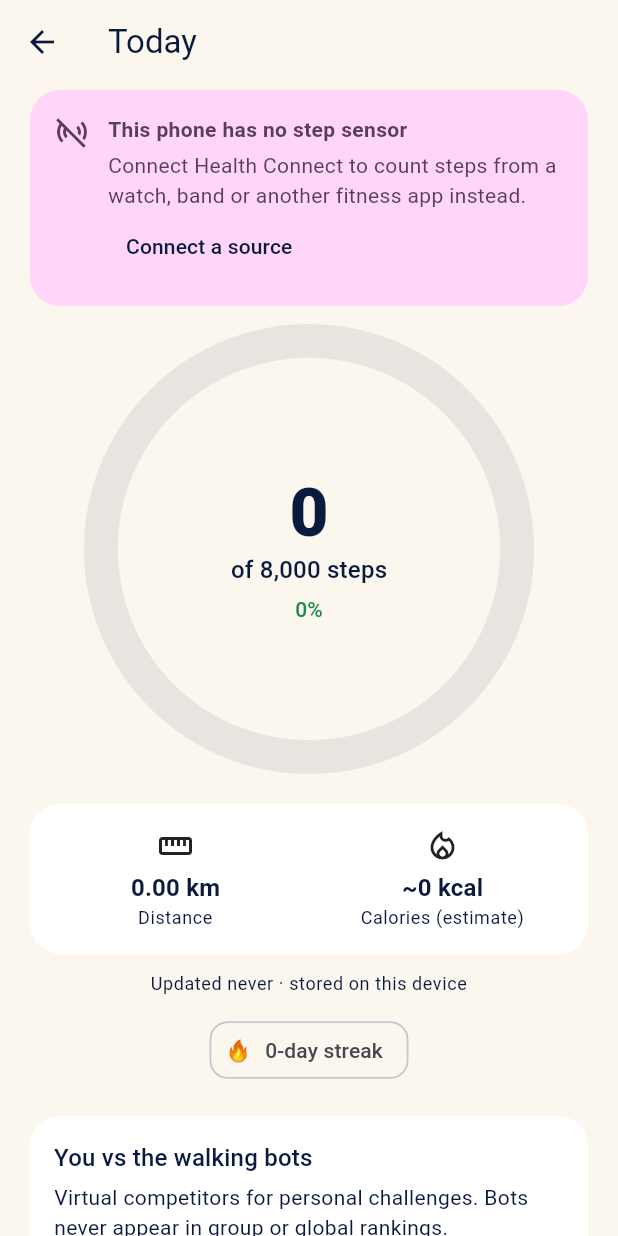
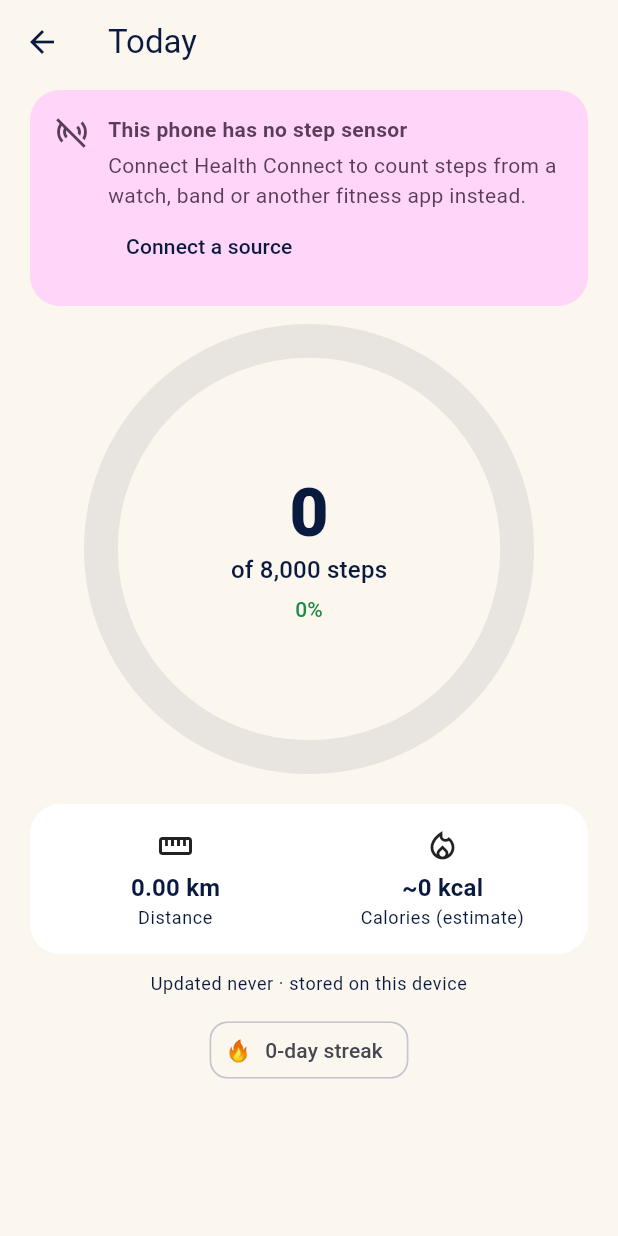
Before and after one commit to robertlangat/StrideMateStepCounter, a Flutter app: the TodayScreen screen opened directly, on a phone screen of 412 x 824 dp. Run offline on Flutter 3.47's test engine with Material 3 defaults, Android fonts, the phone set to English and light mode, and no system bars; our stand-ins replace connectivity_plus, fl_chart, flutter_timezone, google_mobile_ads, image_picker, package_info_plus and 5 more; missing offline and left inert: health, home_widget; accounts and stored records are empty.

Commit message:
Remove walking bots from the Today screen and Profile settings
Co-Authored-By: Claude Opus 5.5 <noreply@anthropic.com>
Claude-Session: https://claude.ai/code/session_0155jjVpiLpN6bgTKih9ThGs

```diff
--- a/lib/features/challenges/challenges_screen.dart
+++ b/lib/features/challenges/challenges_screen.dart
@@ -45,16 +45,12 @@ class _ChallengesScreenState extends State<ChallengesScreen> {
           child: ListTile(
             leading: const Text('🌍', style: TextStyle(fontSize: 28)),
             title: const Text('Country & global rankings'),
-            subtitle: const Text('Opt-in rankings of real walkers. Bots never appear here.'),
+            subtitle: const Text('Opt-in rankings of real walkers.'),
             trailing: const Icon(Icons.chevron_right),
             onTap: () => services.auth.signedIn
                 ? Navigator.of(context).push(MaterialPageRoute(builder: (_) => const GlobalRankingsScreen()))
                 : Navigator.of(context).push(MaterialPageRoute(builder: (_) => const AuthScreen())),
           ),
-        ),
-        const Padding(
-          padding: EdgeInsets.symmetric(horizontal: 16),
-          child: Text('Personal challenges against Chill Bot, Active Bot and Yesterday Bot are on the Today tab.'),
         ),
         const SizedBox(height: 8),
         if (!services.auth.signedIn)
--- a/lib/features/today/today_screen.dart
+++ b/lib/features/today/today_screen.dart
@@ -7,7 +7,6 @@ import 'package:permission_handler/permission_handler.dart';
 import '../../core/services.dart';
 import '../../data/sources/health_source.dart';
 import '../../data/sources/phone_source.dart';
-import '../../domain/bots.dart';
 import '../../domain/goals.dart';
 import '../profile/sources_screen.dart';
 import '../../widgets/common.dart';
@@ -83,8 +82,6 @@ class _TodayScreenState extends State<TodayScreen> {
                     ),
                   if (isRest) const Chip(avatar: Text('🛌'), label: Text('Rest Day — streak protected')),
                 ]),
-                const SizedBox(height: 16),
-                if (services.settings.showBots) _BotsCard(steps: steps),
               ],
             ),
           );
@@ -209,75 +206,3 @@ class _SyncLine extends StatelessWidget {
     return Text(text, textAlign: TextAlign.center, style: Theme.of(context).textTheme.bodySmall);
   }
 }
-
-class _BotsCard extends StatelessWidget {
-  const _BotsCard({required this.steps});
-  final int steps;
-
-  @override
-  Widget build(BuildContext context) {
-    final now = DateTime.now();
-    final enabled = services.settings.enabledBots;
-    final yesterday = yesterdayBotSteps(
-      nowLocal: now,
-      effectiveHourly: services.steps.recentEffectiveHourly,
-      trackingSince: DateTime.fromMillisecondsSinceEpoch(services.settings.trackingSinceMs),
-    );
-    final rows = <Widget>[];
-    for (final b in bots) {
-      if (!enabled.contains(b.kind.name)) continue;
-      final int? botSteps = switch (b.kind) {
-        BotKind.chill => chillBotSteps(now),
-        BotKind.active => activeBotSteps(now),
-        BotKind.yesterday => yesterday,
-      };
-      final diff = botSteps == null ? null : steps - botSteps;
-      rows.add(ListTile(
-        leading: Text(b.emoji, style: const TextStyle(fontSize: 28)),
-        title: Row(children: [
-          Text(b.name),
-          const SizedBox(width: 6),
-          const _BotTag(),
-        ]),
-        subtitle: Text(botSteps == null
-            ? 'Not enough history yet — check back tomorrow.'
-            : '${fmtInt(botSteps)} steps by now · ${b.description}'),
-        trailing: diff == null
-            ? null
-            : Text(diff >= 0 ? '+${fmtInt(diff)}' : fmtInt(diff),
-                style: TextStyle(
-                  fontWeight: FontWeight.w700,
-                  color: diff >= 0 ? Theme.of(context).colorScheme.secondary : Theme.of(context).colorScheme.error,
-                )),
-      ));
-    }
-    if (rows.isEmpty) return const SizedBox.shrink();
-    return Card(
-      child: Column(crossAxisAlignment: CrossAxisAlignment.start, children: [
-        Padding(
-          padding: const EdgeInsets.fromLTRB(16, 16, 16, 0),
-          child: Text('You vs the walking bots', style: Theme.of(context).textTheme.titleMedium),
-        ),
-        const Padding(
-          padding: EdgeInsets.fromLTRB(16, 4, 16, 0),
-          child: Text('Virtual competitors for personal challenges. Bots never appear in group or global rankings.'),
-        ),
-        ...rows,
-      ]),
-    );
-  }
-}
-
-class _BotTag extends StatelessWidget {
-  const _BotTag();
-
-  @override
-  Widget build(BuildContext context) => Container(
-        padding: const EdgeInsets.symmetric(horizontal: 6, vertical: 1),
-        decoration: BoxDecoration(
-          border: Border.all(color: Theme.of(context).colorScheme.outline),
-          borderRadius: BorderRadius.circular(6),
-        ),
-        child: Text('BOT', style: Theme.of(context).textTheme.labelSmall),
-      );
-}
```
Also changed, not shown: lib/features/profile/profile_screen.dart (+1 -26 lines), 1 other file.
